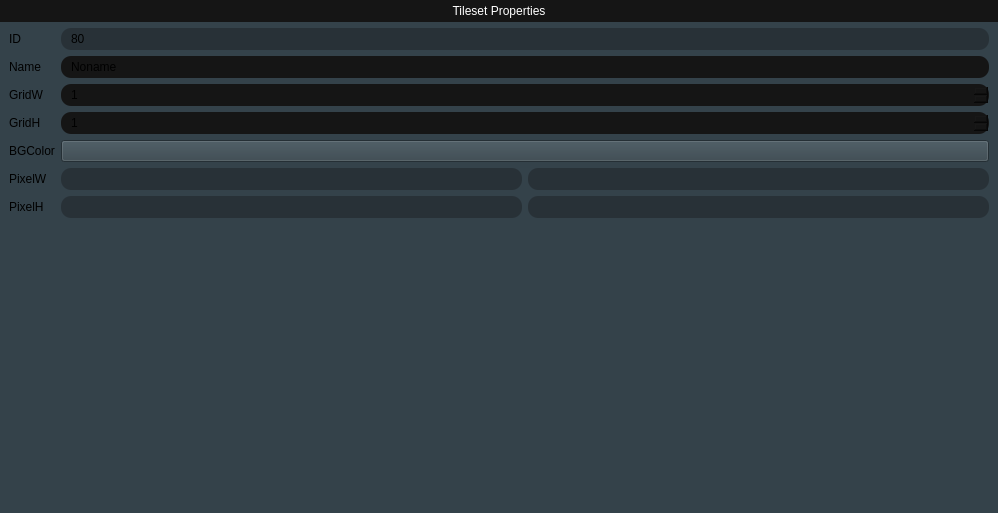
First picture: the form in TilesetEditor/fragmenttilesetproperties.ui, repository diegofps/tileset_editor, before the edit.
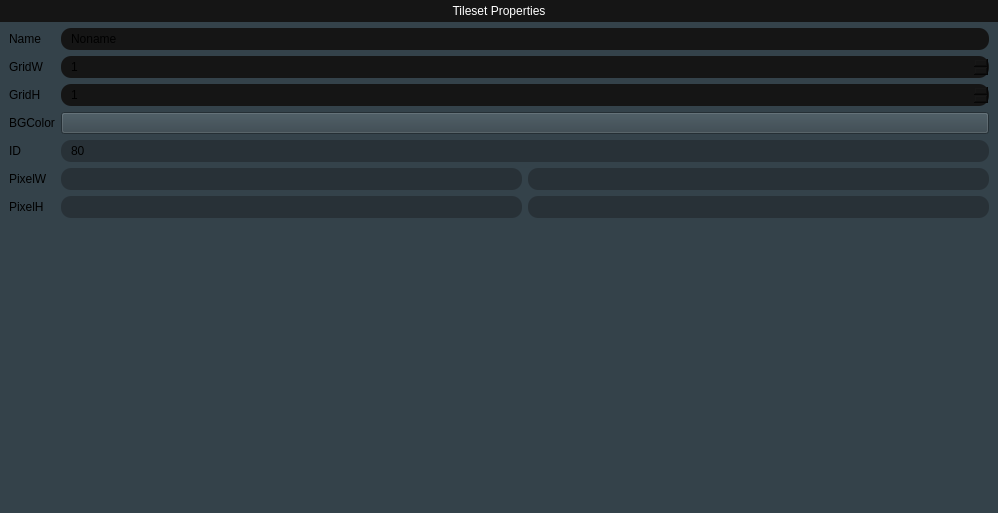
Second picture: the form after the edit.

The edit to the form file:
```diff
--- a/TilesetEditor/fragmenttilesetproperties.ui
+++ b/TilesetEditor/fragmenttilesetproperties.ui
@@ -102,37 +102,17 @@
          <property name="topMargin">
           <number>0</number>
          </property>
+         <property name="bottomMargin">
+          <number>0</number>
+         </property>
          <item row="0" column="0">
-          <widget class="QLabel" name="lbID">
-           <property name="text">
-            <string>ID</string>
-           </property>
-          </widget>
-         </item>
-         <item row="0" column="1">
-          <widget class="QLineEdit" name="leID">
-           <property name="styleSheet">
-            <string notr="true">background-color: #283137;
-border: 0px;
-padding: 3px 8px ;
-border-radius: 10px;</string>
-           </property>
-           <property name="text">
-            <string>80</string>
-           </property>
-           <property name="readOnly">
-            <bool>true</bool>
-           </property>
-          </widget>
-         </item>
-         <item row="1" column="0">
           <widget class="QLabel" name="lbName">
            <property name="text">
             <string>Name</string>
            </property>
           </widget>
          </item>
-         <item row="1" column="1">
+         <item row="0" column="1">
           <widget class="QLineEdit" name="leName">
            <property name="styleSheet">
             <string notr="true">background-color: #151515;
@@ -148,14 +128,14 @@
            </property>
           </widget>
          </item>
-         <item row="2" column="0">
+         <item row="1" column="0">
           <widget class="QLabel" name="lbGridW">
            <property name="text">
             <string>GridW</string>
            </property>
           </widget>
          </item>
-         <item row="2" column="1">
+         <item row="1" column="1">
           <widget class="QSpinBox" name="sbGridW">
            <property name="styleSheet">
             <string notr="true">background-color: #151515;
@@ -168,14 +148,14 @@
            </property>
           </widget>
          </item>
-         <item row="3" column="0">
+         <item row="2" column="0">
           <widget class="QLabel" name="lbGridH">
            <property name="text">
             <string>GridH</string>
            </property>
           </widget>
          </item>
-         <item row="3" column="1">
+         <item row="2" column="1">
           <widget class="QSpinBox" name="sbGridH">
            <property name="styleSheet">
             <string notr="true">background-color: #151515;
@@ -188,20 +168,43 @@
            </property>
           </widget>
          </item>
-         <item row="4" column="0">
+         <item row="3" column="0">
           <widget class="QLabel" name="lbBGColor">
            <property name="text">
             <string>BGColor</string>
            </property>
           </widget>
          </item>
-         <item row="4" column="1">
+         <item row="3" column="1">
           <widget class="QPushButton" name="btColor">
            <property name="text">
             <string/>
            </property>
           </widget>
          </item>
+         <item row="4" column="0">
+          <widget class="QLabel" name="lbID">
+           <property name="text">
+            <string>ID</string>
+           </property>
+          </widget>
+         </item>
+         <item row="4" column="1">
+          <widget class="QLineEdit" name="leID">
+           <property name="styleSheet">
+            <string notr="true">background-color: #283137;
+border: 0px;
+padding: 3px 8px ;
+border-radius: 10px;</string>
+           </property>
+           <property name="text">
+            <string>80</string>
+           </property>
+           <property name="readOnly">
+            <bool>true</bool>
+           </property>
+          </widget>
+         </item>
          <item row="5" column="0">
           <widget class="QLabel" name="lbWidth">
            <property name="text">
```
